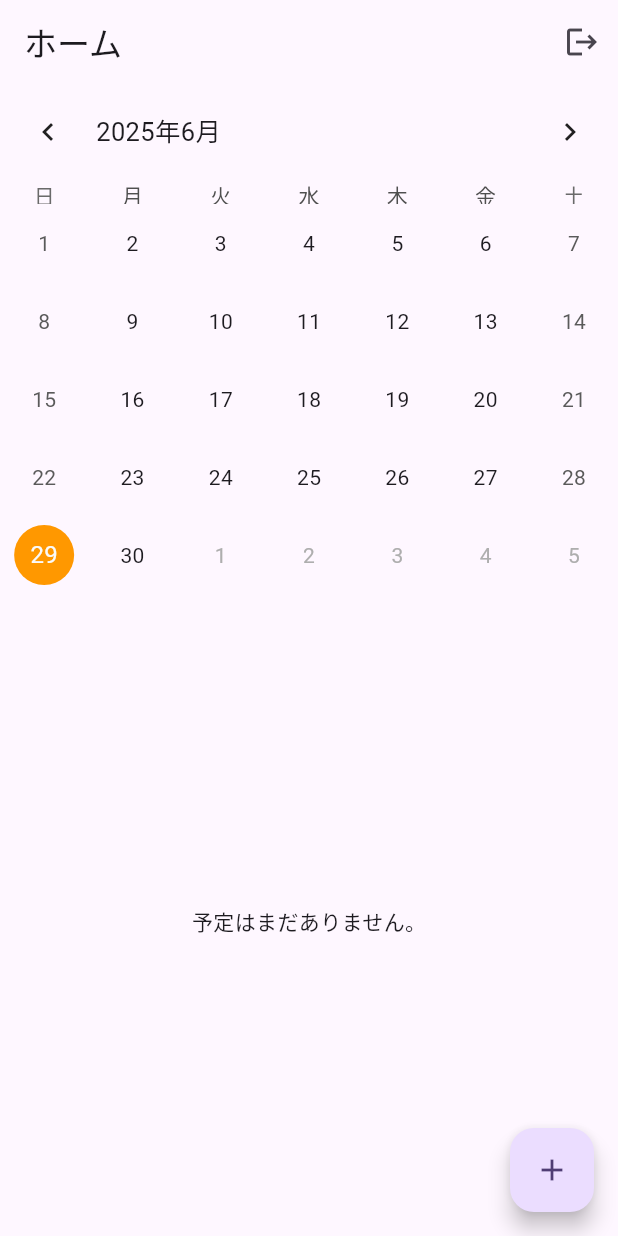
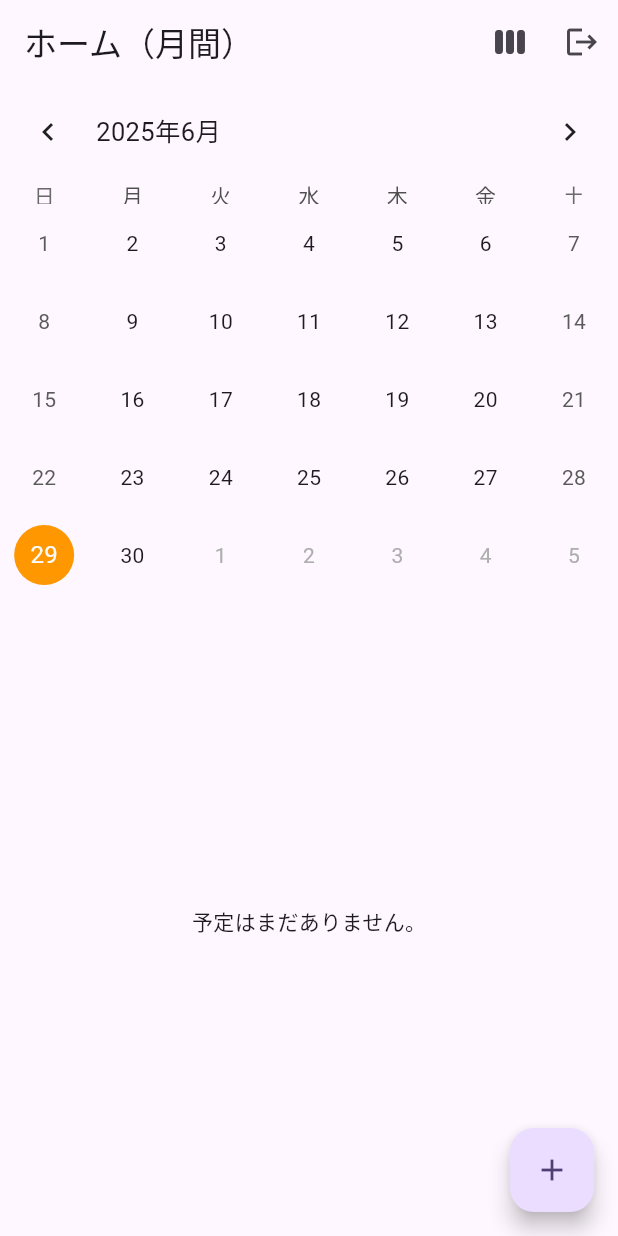
Before and after one commit to otonasi-muonn/schedule-share-app, a Flutter app: the screen it shows once a user with an empty profile is signed in, on a phone screen of 412 x 824 dp. Run offline on Flutter 3.47's test engine with Material 3 defaults, Android fonts, the phone set to English and light mode, and no system bars; drawn by our look-alikes of table_calendar; our stand-ins replace cloud_firestore, firebase_auth, firebase_core, syncfusion_flutter_calendar; accounts and stored records are empty.

Commit message:
feat: 週間表示画面のUIシェルを追加

```diff
--- a/lib/presentation/home/home_screen.dart
+++ b/lib/presentation/home/home_screen.dart
@@ -2,7 +2,8 @@ import 'package:cloud_firestore/cloud_firestore.dart';
 import 'package:firebase_auth/firebase_auth.dart';
 import 'package:flutter/material.dart';
 import 'package:intl/intl.dart';
-import 'package:table_calendar/table_calendar.dart'; // ここを修正しました
+import 'package:table_calendar/table_calendar.dart';
+import '../week_view/week_view_screen.dart'; // NEW!
 
 class HomeScreen extends StatefulWidget {
   const HomeScreen({super.key});
@@ -113,12 +114,30 @@ class _HomeScreenState extends State<HomeScreen> {
   Future<void> _showDeleteConfirmDialog(String docId, String title) async { return showDialog(context: context, builder: (context) { return AlertDialog(title: const Text('削除の確認'), content: Text('「$title」を本当に削除しますか？\nこの操作は元に戻せません。'), actions: [ TextButton(child: const Text('キャンセル'), onPressed: () => Navigator.of(context).pop()), TextButton(child: const Text('削除', style: TextStyle(color: Colors.red)), onPressed: () { _deleteSchedule(docId); Navigator.of(context).pop(); }), ],); }); }
   Future<void> _logout() async { await FirebaseAuth.instance.signOut(); }
 
-@override
+  @override
   Widget build(BuildContext context) {
     final user = FirebaseAuth.instance.currentUser;
     return Scaffold(
-      appBar: AppBar(title: const Text('ホーム'), actions: [ IconButton(icon: const Icon(Icons.logout), onPressed: _logout) ]),
-      // --- MODIFIED! StreamBuilderで全体を囲むように変更 ---
+      appBar: AppBar(
+        title: const Text('ホーム（月間）'), // タイトルを少し変更
+        actions: [
+          // --- NEW! 週間ビューに切り替えるボタン ---
+          IconButton(
+            icon: const Icon(Icons.view_week),
+            tooltip: '週間ビュー',
+            onPressed: () {
+              Navigator.of(context).push(
+                MaterialPageRoute(builder: (context) => const WeekViewScreen()),
+              );
+            },
+          ),
+          IconButton(
+            icon: const Icon(Icons.logout),
+            tooltip: 'ログアウト',
+            onPressed: _logout,
+          ),
+        ],
+      ),
       body: StreamBuilder<QuerySnapshot>(
         stream: FirebaseFirestore.instance.collection('schedules').where('userId', isEqualTo: user?.uid).snapshots(),
         builder: (context, snapshot) {
--- a/pubspec.yaml
+++ b/pubspec.yaml
@@ -41,6 +41,7 @@ dependencies:
   flutter_localizations:
     sdk: flutter
   table_calendar: ^3.2.0
+  syncfusion_flutter_calendar: ^30.1.37
 
 dev_dependencies:
   flutter_test:
```
Also changed, not shown: lib/presentation/week_view/week_view_screen.dart (added, +19 -0 lines), pubspec.lock.
